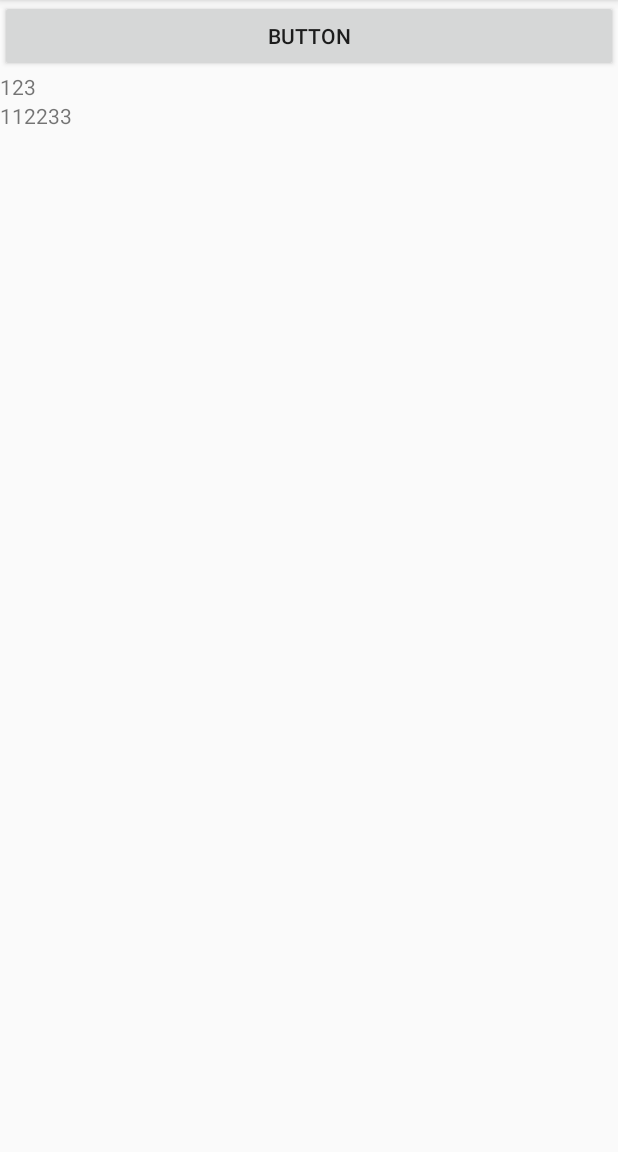
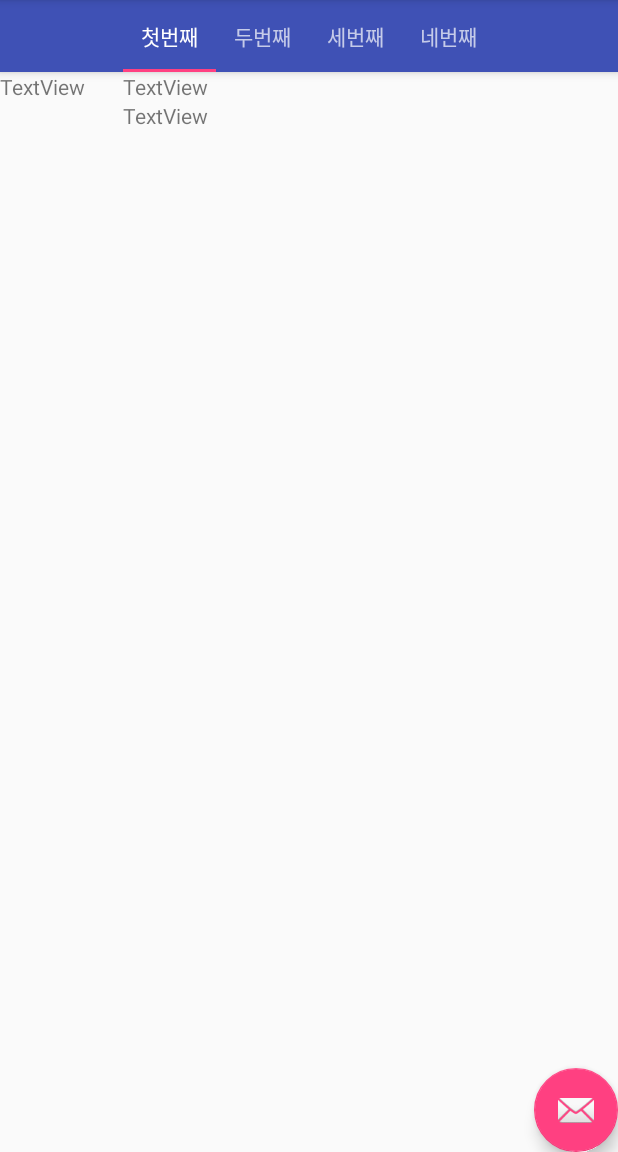
Before and after one commit to midal2/bizTrip-app, an Android app: the screen it shows after launch (MainActivity), on a phone screen of 412 x 824 dp, the part 84-1236 px from its top. Run offline under Robolectric (Android 15) with nearby library versions, the phone set to English and light mode, and no system bars.

Commit message:
탭분리 및 recyclerView 적용중

```diff
--- a/app/build.gradle
+++ b/app/build.gradle
@@ -21,6 +21,7 @@ android {
 dependencies {
     implementation fileTree(dir: 'libs', include: ['*.jar'])
     implementation 'com.android.support:appcompat-v7:27.1.1'
+    implementation 'com.android.support:design:27.1.1'
     implementation 'com.android.support.constraint:constraint-layout:1.1.2'
     testImplementation 'junit:junit:4.12'
     androidTestImplementation 'com.android.support.test:runner:1.0.2'
--- a/app/src/main/java/biztrip/dz/app/stocktest/MainActivity.java
+++ b/app/src/main/java/biztrip/dz/app/stocktest/MainActivity.java
@@ -1,5 +1,9 @@
 package biztrip.dz.app.stocktest;
 
+import android.graphics.pdf.PdfDocument;
+import android.support.design.widget.TabLayout;
+import android.support.v4.view.PagerAdapter;
+import android.support.v4.view.ViewPager;
 import android.support.v7.app.AppCompatActivity;
 import android.os.Bundle;
 import android.support.v7.widget.RecyclerView;
@@ -18,7 +22,20 @@ public class MainActivity extends AppCompatActivity {
         super.onCreate(savedInstanceState);
         setContentView(R.layout.activity_main);
 
-        RecyclerView recyclerView = findViewById(R.id.recyclerView);
+        ViewPager viewPager = findViewById(R.id.view_pager);
+        PageAdapter pageAdapter = new PageAdapter(getSupportFragmentManager());
+        pageAdapter.addFragement(new MyFragment(), "첫번째");
+        pageAdapter.addFragement(new MyFragment(), "두번째");
+        pageAdapter.addFragement(new MyFragment(), "세번째");
+        pageAdapter.addFragement(new MyFragment(), "네번째");
+        viewPager.setAdapter(pageAdapter);
+
+        TabLayout tabLayout = findViewById(R.id.tabs);
+        tabLayout.setupWithViewPager(viewPager);
+
+
+
+        /*RecyclerView recyclerView = findViewById(R.id.recyclerView);
         stockAdapter = new StockAdapter();
 
         recyclerView.setAdapter(stockAdapter);
@@ -47,6 +64,6 @@ public class MainActivity extends AppCompatActivity {
                 stockAdapter.setStockInfoList(stockInfoList);
                 stockAdapter.notifyDataSetChanged();
             }
-        });
+        });*/
     }
 }
--- /dev/null
+++ b/app/src/main/java/biztrip/dz/app/stocktest/MyFragment.java
@@ -0,0 +1,17 @@
+package biztrip.dz.app.stocktest;
+
+import android.os.Bundle;
+import android.support.annotation.NonNull;
+import android.support.annotation.Nullable;
+import android.support.v4.app.Fragment;
+import android.view.LayoutInflater;
+import android.view.View;
+import android.view.ViewGroup;
+
+public class MyFragment extends Fragment {
+    @Nullable
+    @Override
+    public View onCreateView(@NonNull LayoutInflater inflater, @Nullable ViewGroup container, @Nullable Bundle savedInstanceState) {
+        return inflater.inflate(R.layout.stock_item, null);
+    }
+}
--- /dev/null
+++ b/app/src/main/java/biztrip/dz/app/stocktest/PageAdapter.java
@@ -0,0 +1,43 @@
+package biztrip.dz.app.stocktest;
+
+import android.support.annotation.Nullable;
+import android.support.v4.app.Fragment;
+import android.support.v4.app.FragmentManager;
+import android.support.v4.app.FragmentPagerAdapter;
+
+import java.util.ArrayList;
+import java.util.List;
+
+public class PageAdapter extends FragmentPagerAdapter {
+
+    private final List<Fragment> mFragments = new ArrayList<>();
+    private final List<String> mFragmentTitles = new ArrayList<>();
+
+    public PageAdapter(FragmentManager fm) {
+        super(fm);
+    }
+
+    public void addFragement(Fragment fragment, String s){
+        mFragments.add(fragment);
+        mFragmentTitles.add(s);
+
+    }
+
+    @Override
+    public Fragment getItem(int position) {
+        return mFragments.get(position);
+    }
+
+    @Override
+    public int getCount() {
+
+        return mFragments.size();
+    }
+
+
+    @Nullable
+    @Override
+    public CharSequence getPageTitle(int position) {
+        return mFragmentTitles.get(position);
+    }
+}
--- a/app/src/main/java/biztrip/dz/app/stocktest/StockAdapter.java
+++ b/app/src/main/java/biztrip/dz/app/stocktest/StockAdapter.java
@@ -11,7 +11,7 @@ import android.widget.TextView;
 import java.util.LinkedList;
 import java.util.List;
 
-public class StockAdapter extends RecyclerView.Adapter<StockItemHolder> {
+public class StockAdapter extends RecyclerView.Adapter<StockAdapter.StockItemHolder> {
 
     public List<StockInfo> getStockInfoList() {
         return stockInfoList;
@@ -31,7 +31,7 @@ public class StockAdapter extends RecyclerView.Adapter<StockItemHolder> {
     private void createDummy() {
         stockInfoList = new LinkedList<>();
         StockInfo stockInfo = new StockInfo();
-        stockInfo.col1 = "1";
+        stockInfo. col1 = "1";
         stockInfo.col2 = "2";
         stockInfo.col3 = "3";
         stockInfoList.add(stockInfo);
@@ -46,13 +46,14 @@ public class StockAdapter extends RecyclerView.Adapter<StockItemHolder> {
     @NonNull
     @Override
     public StockItemHolder onCreateViewHolder(@NonNull ViewGroup viewGroup, int i) {
+
         Context context = viewGroup.getContext();
 
         LayoutInflater layoutInflater = LayoutInflater.from(context);
 
         View view = layoutInflater.inflate(R.layout.stock_item, viewGroup, false);
 
-        StockItemHolder viewHolder = new StockItemHolder(view) ;
+        StockItemHolder viewHolder = new StockItemHolder(view);
 
         return viewHolder;
     }
@@ -78,7 +79,7 @@ public class StockAdapter extends RecyclerView.Adapter<StockItemHolder> {
         public String col2;
         public String col3;
     }
-}
+
 
     class StockItemHolder extends RecyclerView.ViewHolder{
         public TextView col1;
@@ -93,3 +94,5 @@ class StockItemHolder extends RecyclerView.ViewHolder{
             col3 = itemView.findViewById(R.id.tvCol3);
         }
     }
+
+}
--- a/app/src/main/res/layout/activity_main.xml
+++ b/app/src/main/res/layout/activity_main.xml
@@ -1,27 +1,38 @@
 <?xml version="1.0" encoding="utf-8"?>
-<LinearLayout
-    xmlns:android="http://schemas.android.com/apk/res/android"
+<android.support.design.widget.CoordinatorLayout xmlns:android="http://schemas.android.com/apk/res/android"
+    xmlns:app="http://schemas.android.com/apk/res-auto"
+    android:id="@+id/main_content"
     android:layout_width="match_parent"
-    android:layout_height="wrap_content"
-    android:orientation="vertical"
-    >
+    android:layout_height="match_parent"
+    android:fitsSystemWindows="true">
 
-    <Button
-        android:id="@+id/button"
+
+    <android.support.design.widget.AppBarLayout
         android:layout_width="match_parent"
         android:layout_height="wrap_content"
-        android:text="Button" />
+        android:theme="@style/ThemeOverlay.AppCompat.Dark.ActionBar">
 
-    <android.support.v7.widget.RecyclerView
-        xmlns:android="http://schemas.android.com/apk/res/android"
-        xmlns:app="http://schemas.android.com/apk/res-auto"
-        xmlns:tools="http://schemas.android.com/tools"
-        android:id="@+id/recyclerView"
+        <android.support.design.widget.TabLayout
+            android:id="@+id/tabs"
+            android:layout_width="match_parent"
+            android:layout_height="wrap_content"
+            app:tabGravity="center">
+
+        </android.support.design.widget.TabLayout>
+
+    </android.support.design.widget.AppBarLayout>
+
+    <android.support.v4.view.ViewPager
+        android:id="@+id/view_pager"
         android:layout_width="match_parent"
+        android:layout_height="match_parent"
+        app:layout_behavior="@string/appbar_scrolling_view_behavior">
+    </android.support.v4.view.ViewPager>
+
+    <android.support.design.widget.FloatingActionButton
+        android:layout_width="wrap_content"
         android:layout_height="wrap_content"
-        app:layoutManager="android.support.v7.widget.LinearLayoutManager"
-        />
+        android:layout_gravity="end|bottom"
+        app:srcCompat="@android:drawable/ic_dialog_email"/>
 
-
-
-</LinearLayout>
+</android.support.design.widget.CoordinatorLayout>
--- a/app/src/main/res/layout/stock_item.xml
+++ b/app/src/main/res/layout/stock_item.xml
@@ -8,20 +8,43 @@
 
     <TextView
         android:id="@+id/tvCol1"
-        android:layout_width="wrap_content"
-        android:layout_height="wrap_content"
+        android:layout_width="82dp"
+        android:layout_height="50dp"
         android:text="TextView" />
 
-    <TextView
-        android:id="@+id/tvCol2"
-        android:layout_width="wrap_content"
+    <LinearLayout
+        android:layout_width="match_parent"
         android:layout_height="wrap_content"
-        android:text="TextView" />
+        android:orientation="vertical">
 
-    <TextView
-        android:id="@+id/tvCol3"
-        android:layout_width="wrap_content"
-        android:layout_height="wrap_content"
-        android:text="TextView" />
+        <LinearLayout
+            android:layout_width="match_parent"
+            android:layout_height="match_parent"
+            android:layout_weight="1"
+            android:orientation="horizontal">
+
+            <TextView
+                android:id="@+id/tvCol3"
+                android:layout_width="wrap_content"
+                android:layout_height="wrap_content"
+                android:layout_weight="1"
+                android:text="TextView" />
+        </LinearLayout>
+
+        <LinearLayout
+            android:layout_width="match_parent"
+            android:layout_height="match_parent"
+            android:layout_weight="1"
+            android:orientation="horizontal">
+
+            <TextView
+                android:id="@+id/tvCol2"
+                android:layout_width="wrap_content"
+                android:layout_height="wrap_content"
+                android:layout_weight="1"
+                android:text="TextView" />
+        </LinearLayout>
+
+    </LinearLayout>
 
 </LinearLayout>
--- /dev/null
+++ b/app/src/main/res/layout/stock_list.xml
@@ -0,0 +1,10 @@
+<?xml version="1.0" encoding="utf-8"?>
+<android.support.constraint.ConstraintLayout
+    xmlns:android="http://schemas.android.com/apk/res/android" android:layout_width="match_parent"
+    android:layout_height="match_parent">
+
+    <android.support.v7.widget.RecyclerView
+        android:id="@+id/recycler_view"
+        android:layout_width="match_parent"
+        android:layout_height="match_parent" />
+</android.support.constraint.ConstraintLayout>
--- a/build.gradle
+++ b/build.gradle
@@ -7,7 +7,7 @@ buildscript {
         jcenter()
     }
     dependencies {
-        classpath 'com.android.tools.build:gradle:3.1.3'
+        classpath 'com.android.tools.build:gradle:3.1.4'
 
 
         // NOTE: Do not place your application dependencies here; they belong
```
Lines whose indentation alone changed are shown as unchanged.
